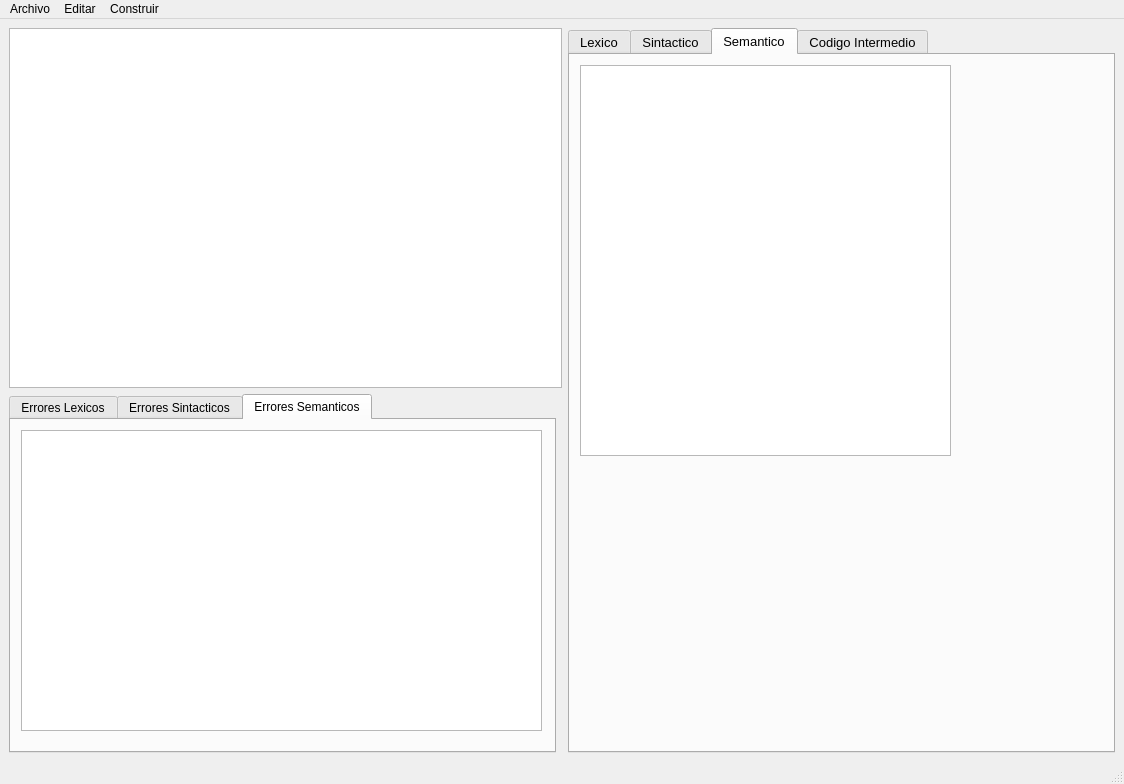
This is ide.ui in daywave/Compilador as Qt 5 draws it before an edit. The edited form follows.
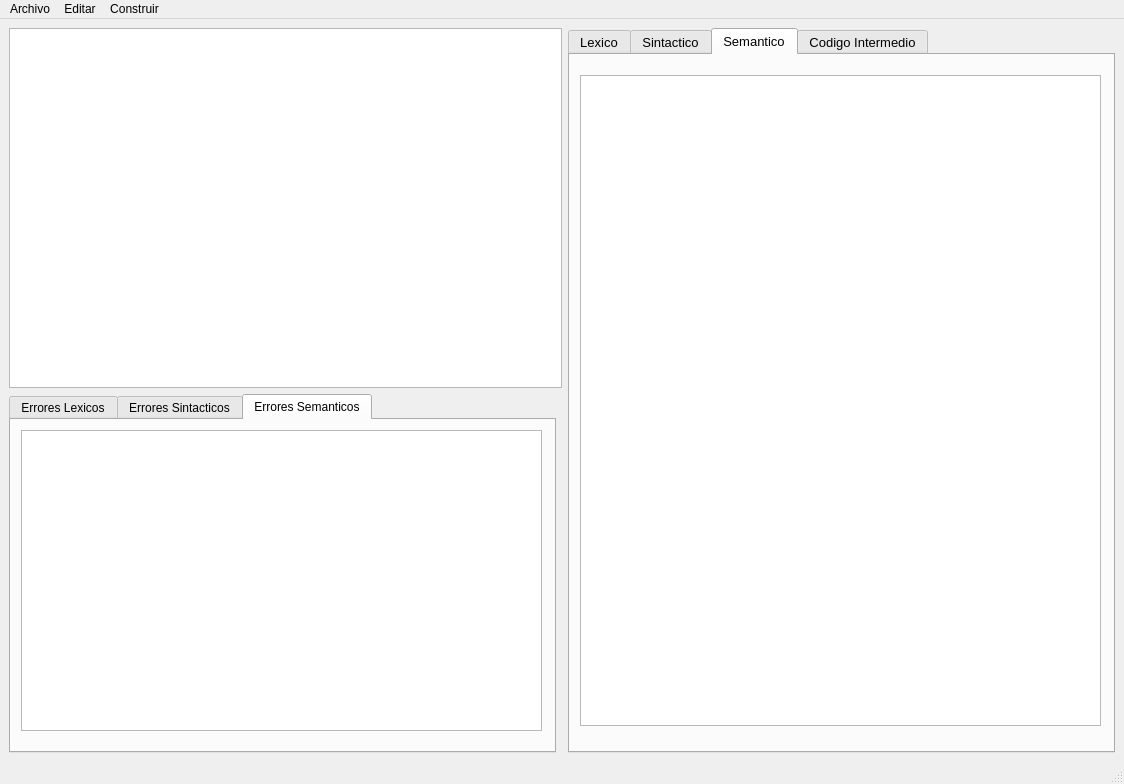
This is the edited form. The open tabs and pages were chosen to show the change.

Commit message: cambio en nombre de frames

What changed in the file:
```diff
--- a/ide.ui
+++ b/ide.ui
@@ -81,9 +81,9 @@
         <property name="geometry">
          <rect>
           <x>10</x>
-          <y>10</y>
-          <width>371</width>
-          <height>391</height>
+          <y>20</y>
+          <width>521</width>
+          <height>651</height>
          </rect>
         </property>
        </widget>
```
Left out of the diff: 37 changed lines with no effect on the pictures.
